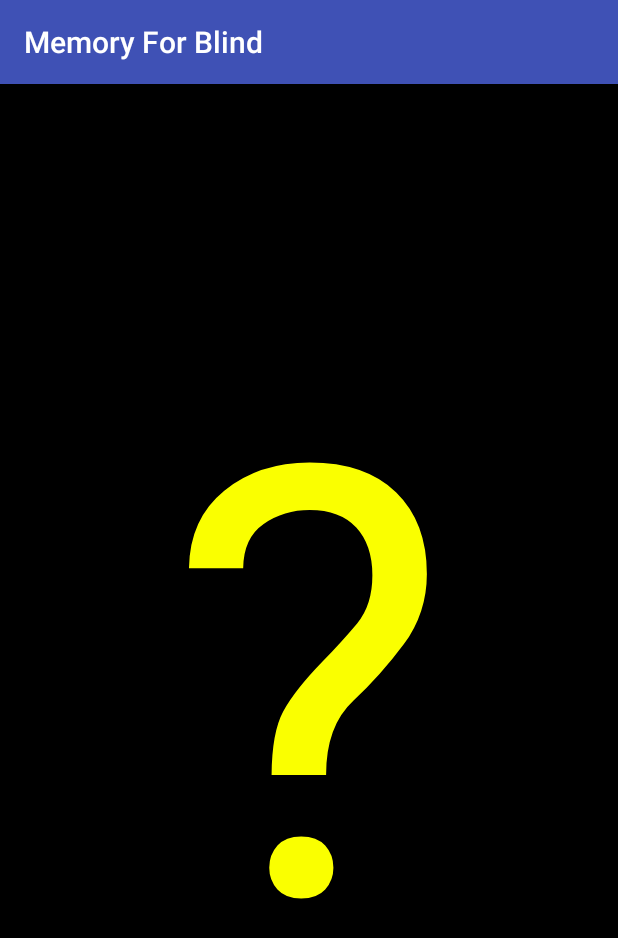
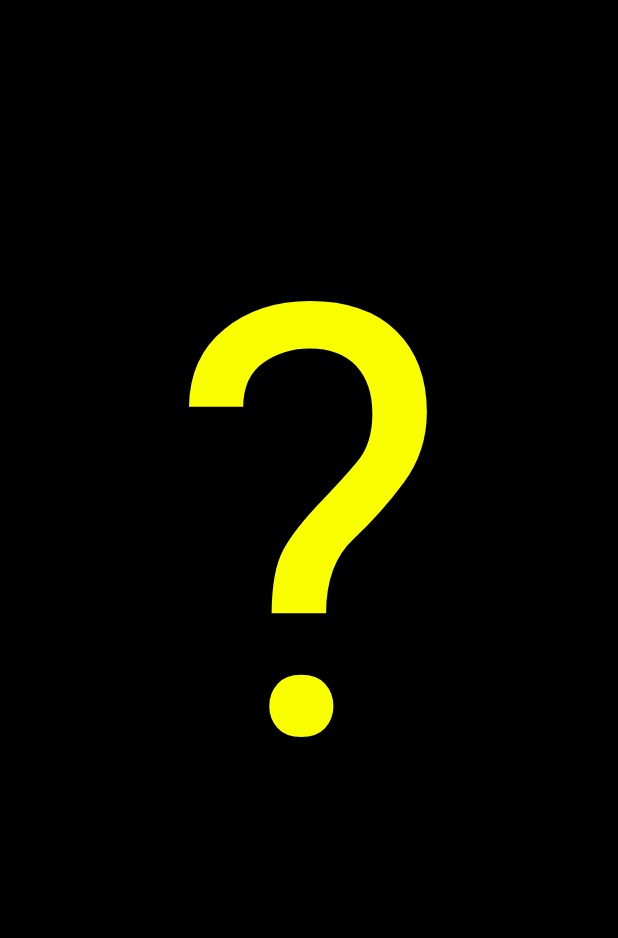
Before and after one commit to RedMajkel/MemoryForBlind, an Android app: the InGameActivity screen opened directly, with no data from a screen before it, on a phone screen of 412 x 824 dp. Shown: the top 938 px of the screen. Run offline under Robolectric (Android 15) with nearby library versions, the phone set to English and light mode, and no system bars; our stand-ins replace ButterKnife.

Commit message:
centering fix

```diff
--- a/app/src/main/java/pl/polsl/piechota/michal/memoryforblind/controller/activities/InGameActivity.java
+++ b/app/src/main/java/pl/polsl/piechota/michal/memoryforblind/controller/activities/InGameActivity.java
@@ -81,6 +81,9 @@ public class InGameActivity extends AppCompatActivity {
         setContentView(R.layout.activity_main);
 
         ButterKnife.inject(this);
+
+        primary.measure(0, 0);
+        primary.setY(primary.getY() - primary.getMeasuredHeight() * 0.15f);
     }
 
     private void initServices() {
--- a/app/src/main/res/layout/activity_main.xml
+++ b/app/src/main/res/layout/activity_main.xml
@@ -11,7 +11,9 @@
     android:layout_marginLeft="-5000px"
     android:layout_marginRight="-5000px"
     tools:context="pl.polsl.piechota.michal.memoryforblind.controller.activities.InGameActivity"
-    android:background="#000000">
+    android:background="#000000"
+    android:layout_centerHorizontal="true"
+    android:layout_centerVertical="true">
 
 
     <TextView
--- a/app/src/main/res/values/styles.xml
+++ b/app/src/main/res/values/styles.xml
@@ -6,6 +6,8 @@
         <item name="colorPrimary">@color/colorPrimary</item>
         <item name="colorPrimaryDark">@color/colorPrimaryDark</item>
         <item name="colorAccent">@color/colorAccent</item>
+        <item name="windowActionBar">false</item>
+        <item name="windowNoTitle">true</item>
     </style>
 
 </resources>
```
